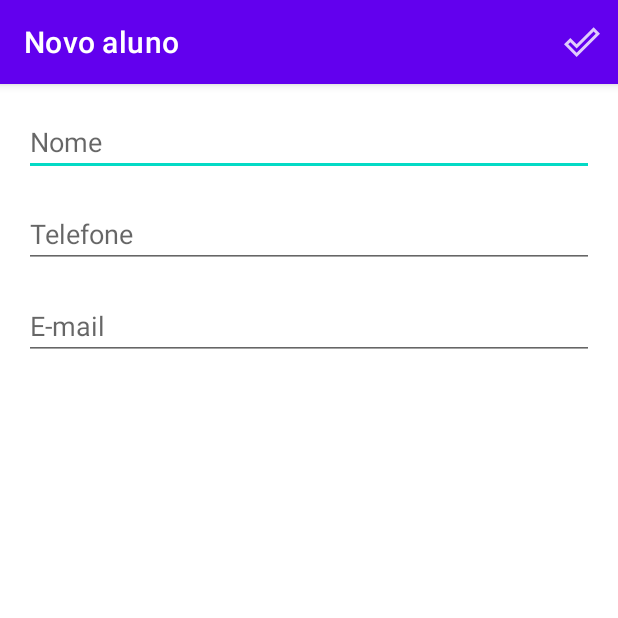
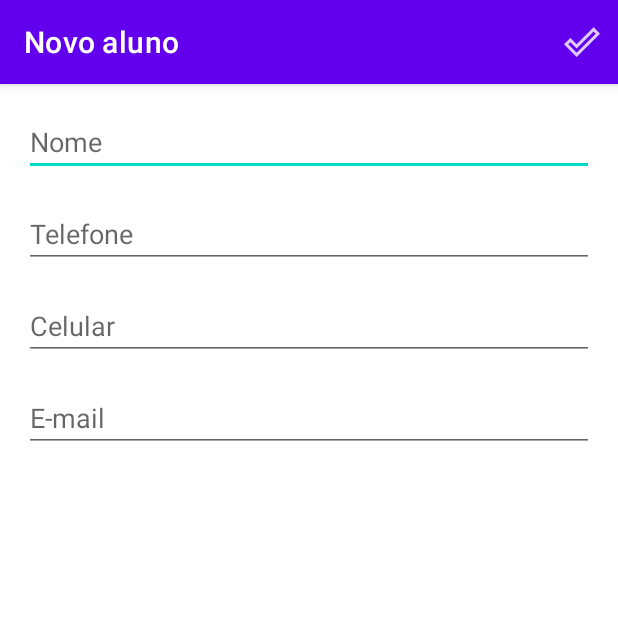
Before and after one commit to phtrebil/Agenda_Alura, an Android app: the screen it shows after launch (Add_Aluno), after a tap on "Botão de adicionar alunos", on a phone screen of 412 x 824 dp, the top half of it. Run offline under Robolectric (Android 15) with nearby library versions, the phone set to English and light mode, and no system bars; our stand-ins replace Room's generated code.

Commit message:
adicionando campo para o número de celular

```diff
--- a/app/src/main/java/br/com/alura/DataBase/AgendaDatabase.java
+++ b/app/src/main/java/br/com/alura/DataBase/AgendaDatabase.java
@@ -16,7 +16,7 @@ import br.com.alura.DataBase.conversor.Conversor;
 import br.com.alura.DataBase.dao.AlunoDao;
 import br.com.alura.model.Aluno;
 
-@Database(entities ={Aluno.class}, version = 4, exportSchema = false)
+@Database(entities ={Aluno.class}, version = 5, exportSchema = false)
 @TypeConverters({Conversor.class})
 public abstract class AgendaDatabase extends RoomDatabase {
 
--- a/app/src/main/java/br/com/alura/DataBase/AgendaMigrations.java
+++ b/app/src/main/java/br/com/alura/DataBase/AgendaMigrations.java
@@ -33,5 +33,13 @@ public class AgendaMigrations {
             database.execSQL("ALTER TABLE aluno ADD COLUMN momentoDeCadastro INTEGER");
         }
     };
-    static final Migration[] TODAS_MIGRATIONS = {MIGRATION_1_2, MIGRATION_2_3, MIGRATION_3_4};
+
+    private static final Migration MIGRATION_4_5 = new Migration(4, 5) {
+        @Override
+        public void migrate(@NonNull SupportSQLiteDatabase database) {
+            database.execSQL("ALTER TABLE aluno ADD COLUMN celular TEXT");
+        }
+    };
+
+    static final Migration[] TODAS_MIGRATIONS = {MIGRATION_1_2, MIGRATION_2_3, MIGRATION_3_4, MIGRATION_4_5};
 }
--- a/app/src/main/java/br/com/alura/ui/Add_Aluno.java
+++ b/app/src/main/java/br/com/alura/ui/Add_Aluno.java
@@ -22,6 +22,7 @@ public class Add_Aluno extends AppCompatActivity {
     private static final String TITULO_EDITA_ALUNO = "Editar aluno";
     private EditText campoNome;
     private EditText campoTelefone;
+    private EditText campoCelular;
     private EditText campoEmail;
     private AlunoDao dao;
     private Aluno aluno;
@@ -69,6 +70,7 @@ public class Add_Aluno extends AppCompatActivity {
         campoNome.setText(aluno.getNome());
         campoEmail.setText(aluno.getEmail());
         campoTelefone.setText(aluno.getTelefone());
+        campoCelular.setText(aluno.getCelular());
     }
 
     private void finalizaFormulario() {
@@ -84,6 +86,7 @@ public class Add_Aluno extends AppCompatActivity {
     private void inicializacaoDosCampos() {
         campoNome = findViewById(R.id.nome);
         campoTelefone = findViewById(R.id.telefone);
+        campoCelular = findViewById(R.id.celular);
         campoEmail = findViewById(R.id.email);
     }
 
@@ -91,9 +94,11 @@ public class Add_Aluno extends AppCompatActivity {
     private void preencheAluno() {
         String nome = campoNome.getText().toString();
         String telefone = campoTelefone.getText().toString();
+        String celular = campoCelular.getText().toString();
         String email = campoEmail.getText().toString();
 
         aluno.setNome(nome);
+        aluno.setCelular(celular);
         aluno.setEmail(email);
         aluno.setTelefone(telefone);
 
--- a/app/src/main/res/layout/activity_add_aluno.xml
+++ b/app/src/main/res/layout/activity_add_aluno.xml
@@ -33,12 +33,23 @@
         android:hint="@string/telefone"
 
         />
+
+    <EditText
+        android:id="@+id/celular"
+        android:inputType="phone"
+        android:layout_width="match_parent"
+        android:layout_height="wrap_content"
+        app:layout_constraintTop_toBottomOf="@+id/telefone"
+        android:layout_margin="16sp"
+        android:hint="@string/celular"
+        />
+
     <EditText
         android:id="@+id/email"
         android:inputType="textEmailAddress"
         android:layout_width="match_parent"
         android:layout_height="wrap_content"
-        app:layout_constraintTop_toBottomOf="@+id/telefone"
+        app:layout_constraintTop_toBottomOf="@+id/celular"
         android:layout_margin="16sp"
         android:hint="@string/e_mail"
         />
--- a/app/src/main/res/values-night/strings.xml
+++ b/app/src/main/res/values-night/strings.xml
@@ -8,4 +8,5 @@
     <string name="salvarAluno">Salvar</string>
     <string name="remover">Remover</string>
     <string name="sobrenome">sobrenome</string>
+    <string name="celular">Celular</string>
 </resources>
--- a/app/src/main/res/values/strings.xml
+++ b/app/src/main/res/values/strings.xml
@@ -8,4 +8,5 @@
     <string name="salvarAluno">Salvar</string>
     <string name="remover">Remover</string>
     <string name="sobrenome">sobrenome</string>
+    <string name="celular">Celular</string>
 </resources>
```
Also changed, not shown: app/src/main/java/br/com/alura/model/Aluno.java (+8 -1 lines), 1 other file.
